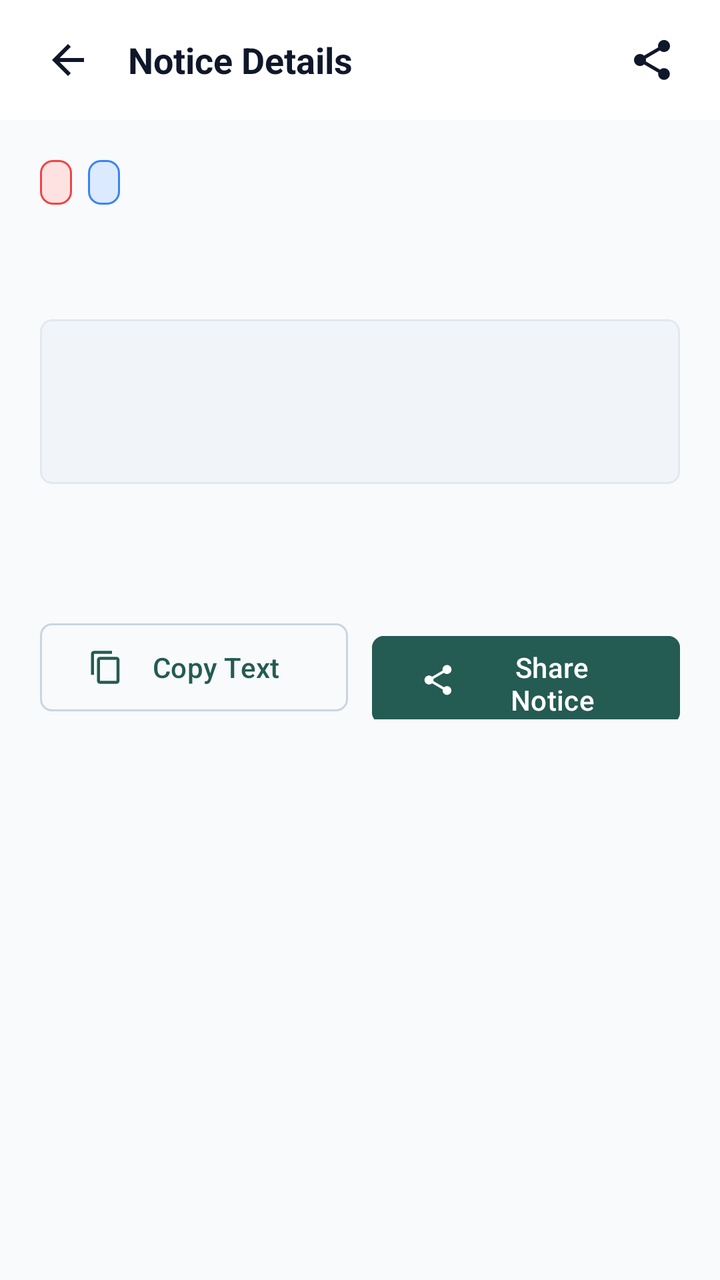
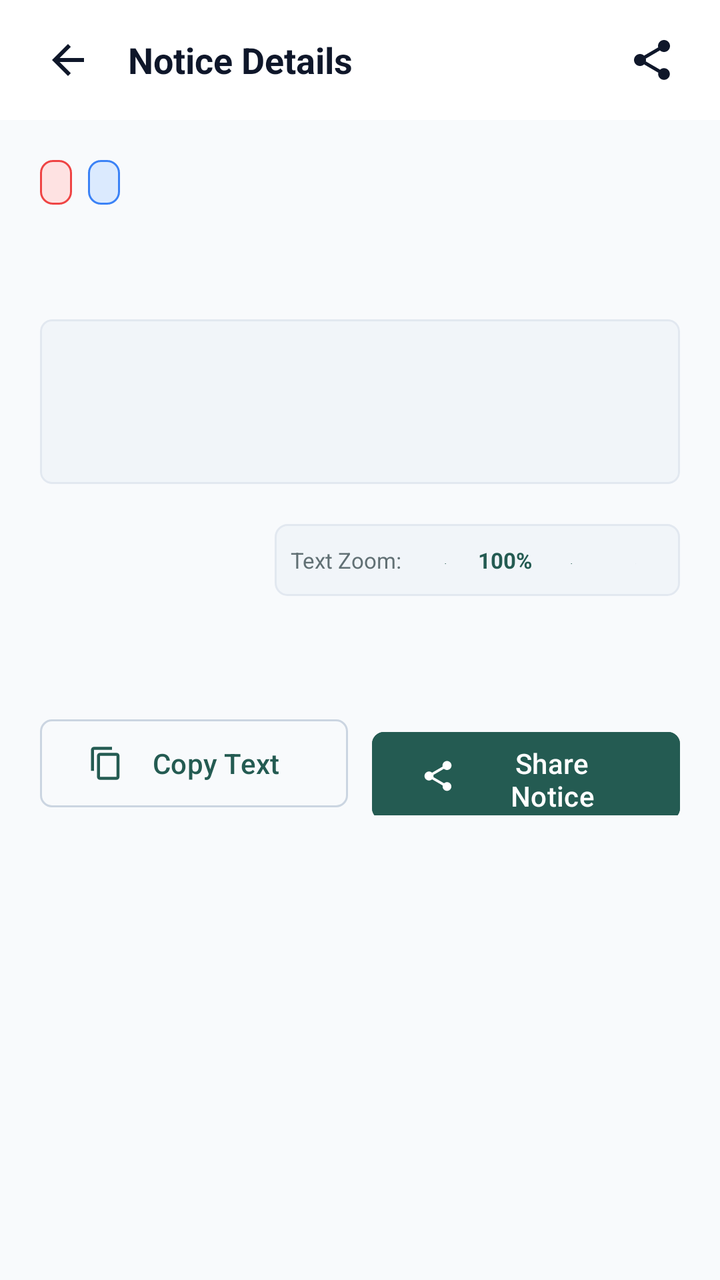

Before-and-after screenshots of an Android layout around one commit, followed by the original layout XML and the change that was made.
<!-- AndroidManifest.xml: application theme Theme.Notify -->
<!-- res/layout/activity_details.xml -->
<?xml version="1.0" encoding="utf-8"?>
<androidx.coordinatorlayout.widget.CoordinatorLayout
    xmlns:android="http://schemas.android.com/apk/res/android"
    xmlns:app="http://schemas.android.com/apk/res-auto"
    xmlns:tools="http://schemas.android.com/tools"
    android:layout_width="match_parent"
    android:layout_height="match_parent"
    android:background="@color/background">

    
    <com.google.android.material.appbar.AppBarLayout
        android:layout_width="match_parent"
        android:layout_height="wrap_content"
        android:background="@color/surface"
        app:elevation="2dp">

        <RelativeLayout
            android:layout_width="match_parent"
            android:layout_height="60dp"
            android:paddingHorizontal="16dp">

            <ImageButton
                android:id="@+id/btnBack"
                android:layout_width="36dp"
                android:layout_height="36dp"
                android:src="@drawable/ic_arrow_back"
                android:background="?attr/selectableItemBackgroundBorderless"
                app:tint="@color/on_surface"
                android:layout_alignParentStart="true"
                android:layout_centerVertical="true"
                android:contentDescription="Back" />

            <TextView
                android:layout_width="wrap_content"
                android:layout_height="wrap_content"
                android:text="Notice Details"
                android:textSize="18sp"
                android:textStyle="bold"
                android:textColor="@color/on_surface"
                android:layout_toEndOf="@id/btnBack"
                android:layout_marginStart="12dp"
                android:layout_centerVertical="true" />

            <ImageButton
                android:id="@+id/btnShareTop"
                android:layout_width="36dp"
                android:layout_height="36dp"
                android:src="@drawable/ic_share"
                android:background="?attr/selectableItemBackgroundBorderless"
                app:tint="@color/on_surface"
                android:layout_alignParentEnd="true"
                android:layout_centerVertical="true"
                android:contentDescription="Share" />
        </RelativeLayout>
    </com.google.android.material.appbar.AppBarLayout>

    
    <androidx.core.widget.NestedScrollView
        android:layout_width="match_parent"
        android:layout_height="match_parent"
        android:padding="20dp"
        app:layout_behavior="@string/appbar_scrolling_view_behavior">

        <LinearLayout
            android:layout_width="match_parent"
            android:layout_height="wrap_content"
            android:orientation="vertical">

            
            <LinearLayout
                android:layout_width="match_parent"
                android:layout_height="wrap_content"
                android:orientation="horizontal"
                android:gravity="center_vertical"
                android:layout_marginBottom="16dp">

                <TextView
                    android:id="@+id/tvDetailsCategory"
                    android:layout_width="wrap_content"
                    android:layout_height="wrap_content"
                    android:background="@drawable/bg_badge_urgent"
                    android:text=""
                    android:textSize="12sp"
                    android:textStyle="bold"
                    android:textColor="@color/badge_urgent_text"
                    android:layout_marginEnd="8dp" />

                <TextView
                    android:id="@+id/tvDetailsDept"
                    android:layout_width="wrap_content"
                    android:layout_height="wrap_content"
                    android:background="@drawable/bg_badge_announcement"
                    android:text=""
                    android:textSize="12sp"
                    android:textColor="@color/badge_announcement_text" />
            </LinearLayout>

            
            <TextView
                android:id="@+id/tvDetailsTitle"
                android:layout_width="match_parent"
                android:layout_height="wrap_content"
                android:text=""
                android:textSize="22sp"
                android:textStyle="bold"
                android:textColor="@color/on_surface"
                android:lineSpacingExtra="3dp"
                android:layout_marginBottom="12dp" />

            
            <com.google.android.material.card.MaterialCardView
                android:layout_width="match_parent"
                android:layout_height="wrap_content"
                app:cardCornerRadius="6dp"
                app:cardElevation="0dp"
                app:strokeWidth="1dp"
                app:strokeColor="@color/outline_variant"
                app:cardBackgroundColor="@color/surface_variant"
                android:layout_marginBottom="20dp">

                <LinearLayout
                    android:layout_width="match_parent"
                    android:layout_height="wrap_content"
                    android:orientation="vertical"
                    android:padding="14dp">

                    <TextView
                        android:id="@+id/tvDetailsPublisher"
                        android:layout_width="wrap_content"
                        android:layout_height="wrap_content"
                        android:text=""
                        android:textSize="13sp"
                        android:textStyle="bold"
                        android:textColor="@color/on_surface" />

                    <TextView
                        android:id="@+id/tvDetailsTarget"
                        android:layout_width="wrap_content"
                        android:layout_height="wrap_content"
                        android:text=""
                        android:textSize="12sp"
                        android:textColor="@color/on_surface_medium"
                        android:layout_marginTop="2dp" />

                    <TextView
                        android:id="@+id/tvDetailsTime"
                        android:layout_width="wrap_content"
                        android:layout_height="wrap_content"
                        android:text=""
                        android:textSize="12sp"
                        android:textColor="@color/on_surface_subtle"
                        android:layout_marginTop="2dp" />
                </LinearLayout>
            </com.google.android.material.card.MaterialCardView>

            
            <TextView
                android:id="@+id/tvDetailsDescription"
                android:layout_width="match_parent"
                android:layout_height="wrap_content"
                android:text=""
                android:textSize="16sp"
                android:textColor="@color/on_surface_medium"
                android:lineSpacingMultiplier="1.4"
                android:layout_marginBottom="24dp" />

            
            <com.google.android.material.card.MaterialCardView
                android:id="@+id/cardDetailsAttachment"
                android:layout_width="match_parent"
                android:layout_height="wrap_content"
                app:cardCornerRadius="6dp"
                app:cardElevation="0dp"
                app:strokeWidth="1dp"
                app:strokeColor="@color/outline_variant"
                app:cardBackgroundColor="@color/surface_variant"
                android:layout_marginBottom="28dp"
                android:visibility="gone">

                <LinearLayout
                    android:layout_width="match_parent"
                    android:layout_height="wrap_content"
                    android:orientation="horizontal"
                    android:padding="16dp"
                    android:gravity="center_vertical">

                    <ImageView
                        android:layout_width="36dp"
                        android:layout_height="36dp"
                        android:src="@drawable/ic_pdf"
                        android:layout_marginEnd="12dp" />

                    <LinearLayout
                        android:layout_width="0dp"
                        android:layout_height="wrap_content"
                        android:layout_weight="1"
                        android:orientation="vertical">

                        <TextView
                            android:id="@+id/tvDetailsAttachmentName"
                            android:layout_width="wrap_content"
                            android:layout_height="wrap_content"
                            android:text=""
                            android:textSize="14sp"
                            android:textStyle="bold"
                            android:textColor="@color/on_surface" />

                        <TextView
                            android:id="@+id/tvDetailsAttachmentSize"
                            android:layout_width="wrap_content"
                            android:layout_height="wrap_content"
                            android:text=""
                            android:textSize="12sp"
                            android:textColor="@color/on_surface_subtle"
                            android:layout_marginTop="2dp" />
                    </LinearLayout>

                    <com.google.android.material.button.MaterialButton
                        android:id="@+id/btnDetailsOpenAttachment"
                        style="@style/Widget.Material3.Button.TonalButton"
                        android:layout_width="wrap_content"
                        android:layout_height="wrap_content"
                        android:text="View Document"
                        app:cornerRadius="6dp" />
                </LinearLayout>
            </com.google.android.material.card.MaterialCardView>



            
            <LinearLayout
                android:layout_width="match_parent"
                android:layout_height="wrap_content"
                android:orientation="horizontal">

                <com.google.android.material.button.MaterialButton
                    android:id="@+id/btnCopyNotice"
                    style="@style/Widget.Material3.Button.OutlinedButton"
                    android:layout_width="0dp"
                    android:layout_height="52dp"
                    android:layout_weight="1"
                    android:layout_marginEnd="6dp"
                    android:text="Copy Text"
                    app:cornerRadius="6dp"
                    app:icon="@drawable/ic_copy"
                    app:iconTint="@color/primary"
                    android:textColor="@color/primary" />

                <com.google.android.material.button.MaterialButton
                    android:id="@+id/btnShareNotice"
                    android:layout_width="0dp"
                    android:layout_height="52dp"
                    android:layout_weight="1"
                    android:layout_marginStart="6dp"
                    android:text="Share Notice"
                    app:cornerRadius="6dp"
                    android:backgroundTint="@color/primary"
                    app:icon="@drawable/ic_share"
                    app:iconTint="@color/on_primary"
                    android:textColor="@color/on_primary" />
            </LinearLayout>

        </LinearLayout>
    </androidx.core.widget.NestedScrollView>

</androidx.coordinatorlayout.widget.CoordinatorLayout>
<!-- resources referenced by this layout -->
<resources>
  <color name="background">#F8FAFC</color>
  <color name="badge_announcement_text">#1E40AF</color>
  <color name="badge_urgent_text">#991B1B</color>
  <color name="on_primary">#FFFFFF</color>
  <color name="on_surface">#0F172A</color>
  <color name="on_surface_medium">#475569</color>
  <color name="on_surface_subtle">#617074</color>
  <color name="outline_variant">#E2E8F0</color>
  <color name="primary">#245B52</color>
  <color name="surface">#FFFFFF</color>
  <color name="surface_variant">#F1F5F9</color>
  <!-- drawable bg_badge_announcement (drawable) -->
  <?xml version="1.0" encoding="utf-8"?>
  <shape xmlns:android="http://schemas.android.com/apk/res/android"
      android:shape="rectangle">
      <solid android:color="@color/badge_announcement_bg" />
      <stroke android:width="1dp" android:color="@color/badge_announcement" />
      <corners android:radius="6dp" />
      <padding android:left="8dp" android:top="3dp" android:right="8dp" android:bottom="3dp" />
  </shape>
  <!-- drawable bg_badge_urgent (drawable) -->
  <?xml version="1.0" encoding="utf-8"?>
  <shape xmlns:android="http://schemas.android.com/apk/res/android"
      android:shape="rectangle">
      <solid android:color="@color/badge_urgent_bg" />
      <stroke android:width="1dp" android:color="@color/badge_urgent" />
      <corners android:radius="6dp" />
      <padding android:left="8dp" android:top="3dp" android:right="8dp" android:bottom="3dp" />
  </shape>
  <!-- drawable ic_arrow_back (drawable) -->
  <vector xmlns:android="http://schemas.android.com/apk/res/android"
      android:width="24dp"
      android:height="24dp"
      android:viewportWidth="24"
      android:viewportHeight="24">
    <path
        android:fillColor="#FFFFFFFF"
        android:pathData="M20,11H7.83l5.59,-5.59L12,4l-8,8 8,8 1.41,-1.41L7.83,13H20v-2z"/>
  </vector>
  <!-- drawable ic_copy (drawable) -->
  <vector xmlns:android="http://schemas.android.com/apk/res/android"
      android:width="24dp"
      android:height="24dp"
      android:viewportWidth="24"
      android:viewportHeight="24">
    <path
        android:fillColor="#FF475569"
        android:pathData="M16,1H4c-1.1,0 -2,0.9 -2,2v14h2V3h12V1zm3,4H8c-1.1,0 -2,0.9 -2,2v14c0,1.1 0.9,2 2,2h11c1.1,0 2,-0.9 2,-2V7c0,-1.1 -0.9,-2 -2,-2zm0,16H8V7h11v14z"/>
  </vector>
  <style name="Theme.Notify" parent="Base.Theme.Notify" />
  <color name="badge_announcement_bg">#DBEAFE</color>
  <color name="badge_announcement">#3B82F6</color>
  <color name="badge_urgent_bg">#FEE2E2</color>
  <color name="badge_urgent">#EF4444</color>
  <style name="ShapeAppearance.Notify" parent="ShapeAppearance.Material3.Corner.Small"><item name="cornerSize">6dp</item></style>
  <style name="Widget.Notify.Button" parent="Widget.Material3.Button"><item name="cornerRadius">6dp</item></style>
  <style name="Widget.Notify.ExtendedButton" parent="Widget.Material3.ExtendedFloatingActionButton.Primary"><item name="shapeAppearance">@style/ShapeAppearance.Notify</item><item name="elevation">0dp</item></style>
  <color name="primary_dark">#19473F</color>
  <color name="primary_container">#DAE9E2</color>
  <color name="on_primary_container">#173B45</color>
  <color name="secondary">#10B981</color>
  <color name="secondary_container">#D1FAE5</color>
  <color name="on_secondary">#FFFFFF</color>
  <color name="on_secondary_container">#064E3B</color>
  <color name="outline">#CBD5E1</color>
  <!-- unchanged entries left out for length: 3 -->
</resources>

<!-- the commit's change to res/layout/activity_details.xml (unified diff, before → after) -->
@@ -5,6 +5,7 @@
     xmlns:tools="http://schemas.android.com/tools"
     android:layout_width="match_parent"
     android:layout_height="match_parent"
+    android:fitsSystemWindows="true"
     android:background="@color/background">
 
     
@@ -154,6 +155,70 @@
             </com.google.android.material.card.MaterialCardView>
 
             
+            <LinearLayout
+                android:id="@+id/layoutNoticeZoom"
+                android:layout_width="wrap_content"
+                android:layout_height="36dp"
+                android:layout_gravity="end"
+                android:layout_marginBottom="12dp"
+                android:background="@drawable/bg_attachment_pill"
+                android:gravity="center_vertical"
+                android:orientation="horizontal"
+                android:paddingHorizontal="8dp">
+
+                <TextView
+                    android:layout_width="wrap_content"
+                    android:layout_height="wrap_content"
+                    android:layout_marginEnd="4dp"
+                    android:text="Text Zoom:"
+                    android:textColor="@color/on_surface_subtle"
+                    android:textSize="11sp" />
+
+                <com.google.android.material.button.MaterialButton
+                    android:id="@+id/btnNoticeZoomOut"
+                    style="@style/Widget.Material3.Button.IconButton"
+                    android:layout_width="32dp"
+                    android:layout_height="32dp"
+                    android:contentDescription="Zoom Out"
+                    android:text="A-"
+                    android:textSize="11sp"
+                    android:textColor="@color/primary"
+                    app:iconPadding="0dp" />
+
+                <TextView
+                    android:id="@+id/tvNoticeZoomLevel"
+                    android:layout_width="wrap_content"
+                    android:layout_height="wrap_content"
+                    android:layout_marginHorizontal="2dp"
+                    android:text="100%"
+                    android:textColor="@color/primary"
+                    android:textSize="11sp"
+                    android:textStyle="bold" />
+
+                <com.google.android.material.button.MaterialButton
+                    android:id="@+id/btnNoticeZoomIn"
+                    style="@style/Widget.Material3.Button.IconButton"
+                    android:layout_width="32dp"
+                    android:layout_height="32dp"
+                    android:contentDescription="Zoom In"
+                    android:text="A+"
+                    android:textSize="11sp"
+                    android:textColor="@color/primary"
+                    app:iconPadding="0dp" />
+
+                <com.google.android.material.button.MaterialButton
+                    android:id="@+id/btnNoticeZoomReset"
+                    style="@style/Widget.Material3.Button.IconButton"
+                    android:layout_width="32dp"
+                    android:layout_height="32dp"
+                    android:contentDescription="Reset Zoom"
+                    android:text="1x"
+                    android:textSize="11sp"
+                    android:textColor="@color/on_surface_subtle"
+                    app:iconPadding="0dp" />
+            </LinearLayout>
+
+            
             <TextView
                 android:id="@+id/tvDetailsDescription"
                 android:layout_width="match_parent"
@@ -194,20 +259,23 @@
                         android:layout_width="0dp"
                         android:layout_height="wrap_content"
                         android:layout_weight="1"
+                        android:layout_marginEnd="8dp"
                         android:orientation="vertical">
 
                         <TextView
                             android:id="@+id/tvDetailsAttachmentName"
-                            android:layout_width="wrap_content"
+                            android:layout_width="match_parent"
                             android:layout_height="wrap_content"
                             android:text=""
                             android:textSize="14sp"
                             android:textStyle="bold"
-                            android:textColor="@color/on_surface" />
+                            android:textColor="@color/on_surface"
+                            android:maxLines="3"
+                            android:ellipsize="middle" />
 
                         <TextView
                             android:id="@+id/tvDetailsAttachmentSize"
-                            android:layout_width="wrap_content"
+                            android:layout_width="match_parent"
                             android:layout_height="wrap_content"
                             android:text=""
                             android:textSize="12sp"
@@ -221,6 +289,8 @@
                         android:layout_width="wrap_content"
                         android:layout_height="wrap_content"
                         android:text="View Document"
+                        android:minWidth="105dp"
+                        android:layout_marginStart="8dp"
                         app:cornerRadius="6dp" />
                 </LinearLayout>
             </com.google.android.material.card.MaterialCardView>
<!-- resource entries referenced after the edit -->
@@ -11,6 +11,15 @@
   <color name="primary">#245B52</color>
   <color name="surface">#FFFFFF</color>
   <color name="surface_variant">#F1F5F9</color>
+  <!-- drawable bg_attachment_pill (drawable) -->
+  <?xml version="1.0" encoding="utf-8"?>
+  <shape xmlns:android="http://schemas.android.com/apk/res/android"
+      android:shape="rectangle">
+      <solid android:color="@color/surface_variant" />
+      <stroke android:width="1dp" android:color="@color/outline_variant" />
+      <corners android:radius="6dp" />
+      <padding android:left="10dp" android:top="6dp" android:right="10dp" android:bottom="6dp" />
+  </shape>
   <!-- drawable bg_badge_announcement (drawable) -->
   <?xml version="1.0" encoding="utf-8"?>
   <shape xmlns:android="http://schemas.android.com/apk/res/android"
